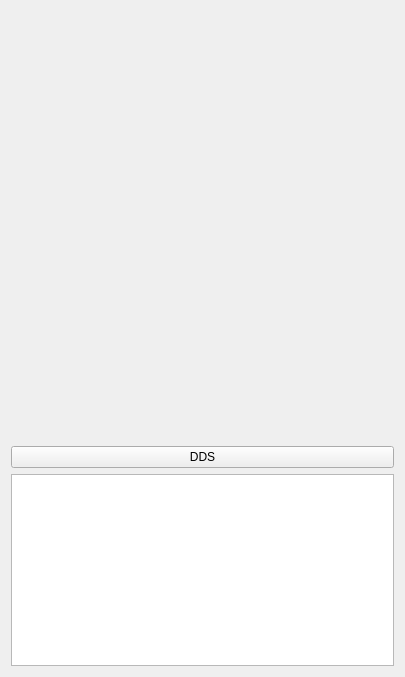
The window that DDS_VIDEO_APP/bridgeUiVideoDDS.ui (xmarduel/bridge_deal_dds) describes before a commit, drawn with Qt 5.
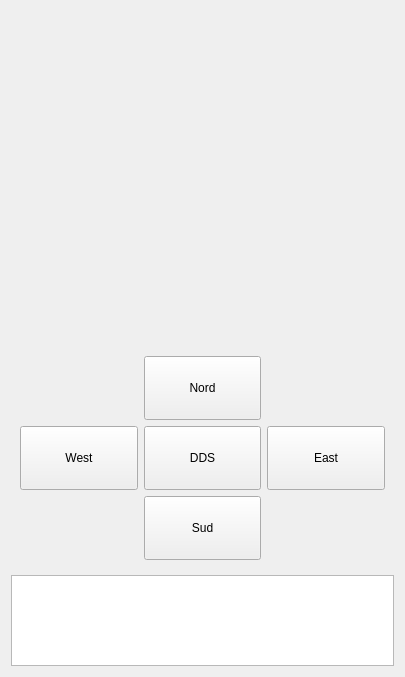
The same window after the commit. Custom widgets are drawn as their Qt base class.

The edit to the form file:
```diff
--- a/DDS_VIDEO_APP/bridgeUiVideoDDS.ui
+++ b/DDS_VIDEO_APP/bridgeUiVideoDDS.ui
@@ -81,14 +81,96 @@
     </widget>
    </item>
    <item>
-    <widget class="QPushButton" name="pushButtonCalcDDS">
-     <property name="text">
-      <string>DDS</string>
+    <widget class="QWidget" name="hand_selection" native="true">
+     <property name="minimumSize">
+      <size>
+       <width>0</width>
+       <height>0</height>
+      </size>
      </property>
+     <layout class="QGridLayout" name="gridLayout_2">
+      <item row="2" column="0">
+       <widget class="QPushButton" name="pushButtonWest">
+        <property name="minimumSize">
+         <size>
+          <width>0</width>
+          <height>64</height>
+         </size>
+        </property>
+        <property name="text">
+         <string>West</string>
+        </property>
+       </widget>
+      </item>
+      <item row="3" column="1">
+       <widget class="QPushButton" name="pushButtonSud">
+        <property name="minimumSize">
+         <size>
+          <width>0</width>
+          <height>64</height>
+         </size>
+        </property>
+        <property name="text">
+         <string>Sud</string>
+        </property>
+       </widget>
+      </item>
+      <item row="2" column="1">
+       <widget class="QPushButton" name="pushButtonCalcDDS">
+        <property name="minimumSize">
+         <size>
+          <width>0</width>
+          <height>64</height>
+         </size>
+        </property>
+        <property name="styleSheet">
+         <string notr="true">enabled {background-color: rgb(0, 170, 0);}
+disabled {background-color:#ff0000;}</string>
+        </property>
+        <property name="text">
+         <string>DDS</string>
+        </property>
+       </widget>
+      </item>
+      <item row="2" column="2">
+       <widget class="QPushButton" name="pushButtonEast">
+        <property name="minimumSize">
+         <size>
+          <width>0</width>
+          <height>64</height>
+         </size>
+        </property>
+        <property name="styleSheet">
+         <string notr="true">enabled {background-color: rgb(0, 170, 0);}
+disabled {background-color:#ff0000;}</string>
+        </property>
+        <property name="text">
+         <string>East</string>
+        </property>
+       </widget>
+      </item>
+      <item row="1" column="1">
+       <widget class="QPushButton" name="pushButtonNord">
+        <property name="minimumSize">
+         <size>
+          <width>0</width>
+          <height>64</height>
+         </size>
+        </property>
+        <property name="text">
+         <string>Nord</string>
+        </property>
+       </widget>
+      </item>
+     </layout>
     </widget>
    </item>
    <item>
-    <widget class="BridgeDDSView" name="dds_view"/>
+    <widget class="BridgeDDSView" name="dds_view">
+     <property name="enabled">
+      <bool>true</bool>
+     </property>
+    </widget>
    </item>
   </layout>
  </widget>
```
